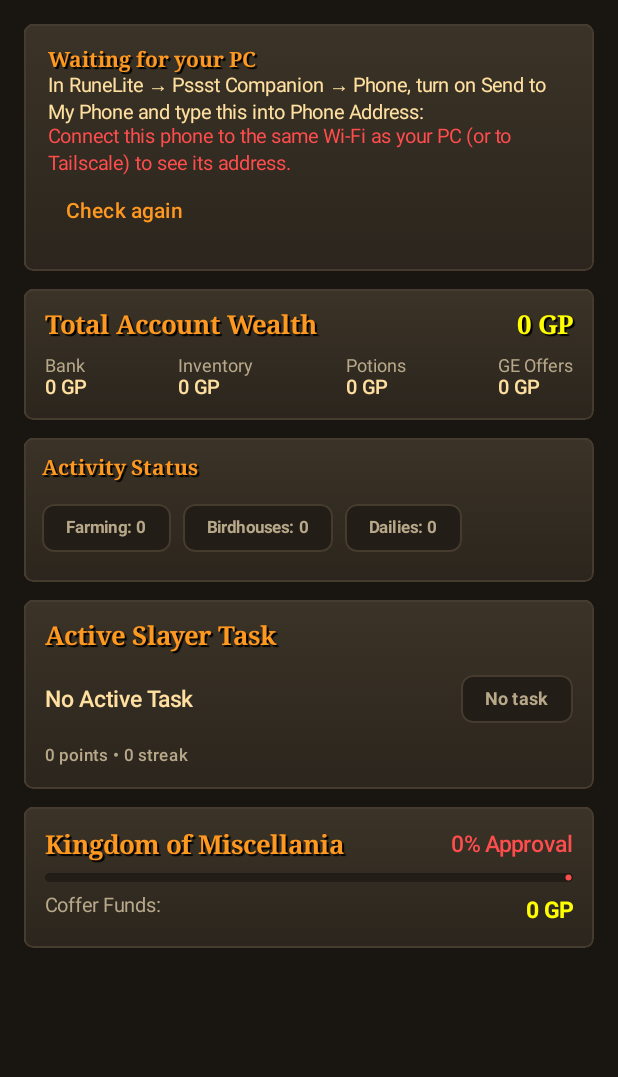
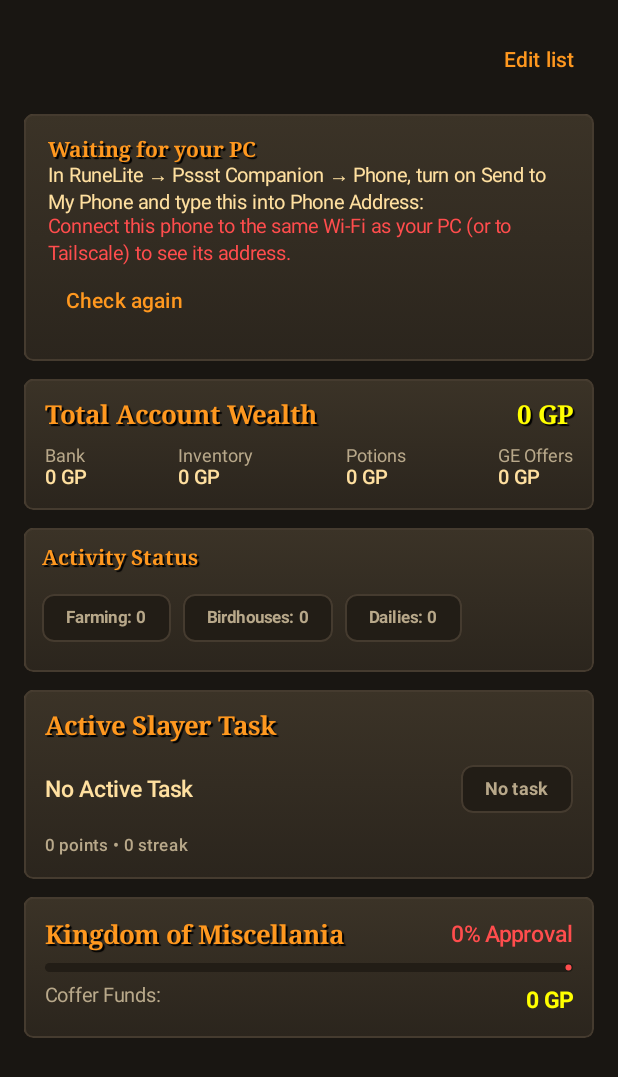
Before and after one commit to Pizzarar/Pssst---OSRS-Companion-App--Android, an Android app built with Jetpack Compose: the composable OverviewScreen shown on its own in the app's theme, on a phone screen of 412 x 824 dp. Shown: the top 1077 px of the screen. Run offline under Robolectric (Android 15) with nearby library versions, the phone set to English and light mode, and no system bars; 5 statements that could not run were skipped.

Commit message:
feat: editable lists - reorder, hide and restore rows on Dailies, Birdhouses, Patches and Overview
Also fixes a teardown race in MainViewModelFlowTest (closing Room while a flow was opening it hung the suite).

Co-Authored-By: Claude Opus 5.5 <noreply@anthropic.com>

```diff
--- /dev/null
+++ b/app/src/main/java/com/pssst/data/local/ListLayouts.kt
@@ -0,0 +1,41 @@
+package com.pssst.data.local
+
+import android.content.Context
+import com.google.gson.Gson
+import com.pssst.util.ListLayout
+import kotlinx.coroutines.flow.MutableStateFlow
+import kotlinx.coroutines.flow.StateFlow
+
+/** Keeps each list's arrangement (order, hidden rows) on the phone. Small JSON per list in SharedPreferences. */
+object ListLayouts {
+    private const val FILE = "pssst_list_layouts"
+    private val gson = Gson()
+    private val flows = mutableMapOf<String, MutableStateFlow<ListLayout>>()
+
+    private data class Stored(val order: List<String>? = null, val hidden: List<String>? = null)
+
+    @Synchronized
+    fun flow(context: Context, listId: String): StateFlow<ListLayout> =
+        flows.getOrPut(listId) { MutableStateFlow(read(context, listId)) }
+
+    @Synchronized
+    fun update(context: Context, listId: String, change: (ListLayout) -> ListLayout) {
+        val state = flows.getOrPut(listId) { MutableStateFlow(read(context, listId)) }
+        val next = change(state.value)
+        state.value = next
+        context.applicationContext.getSharedPreferences(FILE, Context.MODE_PRIVATE).edit()
+            .putString(listId, gson.toJson(Stored(next.order, next.hidden.toList())))
+            .apply()
+    }
+
+    private fun read(context: Context, listId: String): ListLayout {
+        val json = context.applicationContext.getSharedPreferences(FILE, Context.MODE_PRIVATE).getString(listId, null)
+            ?: return ListLayout()
+        return try {
+            val stored = gson.fromJson(json, Stored::class.java)
+            ListLayout(stored?.order.orEmpty(), stored?.hidden.orEmpty().toSet())
+        } catch (e: Exception) {
+            ListLayout()
+        }
+    }
+}
--- /dev/null
+++ b/app/src/main/java/com/pssst/ui/main/EditableList.kt
@@ -0,0 +1,144 @@
+package com.pssst.ui.main
+
+import androidx.compose.foundation.layout.Arrangement
+import androidx.compose.foundation.layout.Box
+import androidx.compose.foundation.layout.Column
+import androidx.compose.foundation.layout.Row
+import androidx.compose.foundation.layout.Spacer
+import androidx.compose.foundation.layout.fillMaxSize
+import androidx.compose.foundation.layout.fillMaxWidth
+import androidx.compose.foundation.layout.padding
+import androidx.compose.foundation.lazy.LazyColumn
+import androidx.compose.foundation.lazy.LazyListScope
+import androidx.compose.foundation.lazy.items
+import androidx.compose.material3.MaterialTheme
+import androidx.compose.material3.Text
+import androidx.compose.material3.TextButton
+import androidx.compose.runtime.Composable
+import androidx.compose.runtime.collectAsState
+import androidx.compose.runtime.getValue
+import androidx.compose.runtime.mutableStateOf
+import androidx.compose.runtime.saveable.rememberSaveable
+import androidx.compose.runtime.setValue
+import androidx.compose.ui.Alignment
+import androidx.compose.ui.Modifier
+import androidx.compose.ui.platform.LocalContext
+import androidx.compose.ui.text.font.FontWeight
+import androidx.compose.ui.unit.Dp
+import androidx.compose.ui.unit.dp
+import com.pssst.data.local.ListLayouts
+import com.pssst.theme.OsrsGold
+import com.pssst.theme.OsrsTextMuted
+import com.pssst.theme.OsrsTextPrimary
+import com.pssst.theme.osrsPanel
+import com.pssst.util.ListLayout
+
+/**
+ * A list the player can rearrange: Edit shows up/down and Hide on every row, hidden rows are listed under "Hidden" with
+ * Show, and Reset goes back to the default order. The arrangement is saved per [listId] on the phone.
+ */
+@Composable
+fun <T> EditableList(
+    listId: String,
+    items: List<T>,
+    key: (T) -> String,
+    label: (T) -> String,
+    modifier: Modifier = Modifier,
+    spacing: Dp = 8.dp,
+    header: (LazyListScope.() -> Unit)? = null,
+    itemContent: @Composable (T) -> Unit
+) {
+    val context = LocalContext.current
+    val layout by ListLayouts.flow(context, listId).collectAsState()
+    val arranged = ListLayout.arrange(items, key, layout)
+    var editing by rememberSaveable(listId) { mutableStateOf(false) }
+    val visibleKeys = arranged.visible.map(key)
+
+    LazyColumn(
+        modifier = modifier.fillMaxSize(),
+        verticalArrangement = Arrangement.spacedBy(spacing)
+    ) {
+        header?.invoke(this)
+        item(key = "__edit_bar") {
+            Row(modifier = Modifier.fillMaxWidth(), verticalAlignment = Alignment.CenterVertically) {
+                if (!editing && arranged.hidden.isNotEmpty()) {
+                    Text(
+                        text = "${arranged.hidden.size} hidden",
+                        style = MaterialTheme.typography.labelSmall,
+                        color = OsrsTextMuted
+                    )
+                }
+                Spacer(modifier = Modifier.weight(1f))
+                if (editing) {
+                    TextButton(onClick = { ListLayouts.update(context, listId) { ListLayout() } }) {
+                        Text("Reset", color = OsrsTextMuted)
+                    }
+                }
+                TextButton(onClick = { editing = !editing }) {
+                    Text(if (editing) "Done" else "Edit list", color = OsrsGold, fontWeight = FontWeight.SemiBold)
+                }
+            }
+        }
+        items(arranged.visible, key = { "v_" + key(it) }) { entry ->
+            if (!editing) {
+                itemContent(entry)
+            } else {
+                val k = key(entry)
+                val index = visibleKeys.indexOf(k)
+                Row(verticalAlignment = Alignment.CenterVertically) {
+                    Box(modifier = Modifier.weight(1f)) { itemContent(entry) }
+                    Column(horizontalAlignment = Alignment.CenterHorizontally) {
+                        TextButton(
+                            enabled = index > 0,
+                            onClick = { ListLayouts.update(context, listId) { it.move(k, -1, visibleKeys) } }
+                        ) { Text("▲", color = if (index > 0) OsrsGold else OsrsTextMuted) }
+                        TextButton(
+                            enabled = index < visibleKeys.size - 1,
+                            onClick = { ListLayouts.update(context, listId) { it.move(k, 1, visibleKeys) } }
+                        ) { Text("▼", color = if (index < visibleKeys.size - 1) OsrsGold else OsrsTextMuted) }
+                        TextButton(onClick = { ListLayouts.update(context, listId) { it.hide(k) } }) {
+                            Text("Hide", color = OsrsTextMuted)
+                        }
+                    }
+                }
+            }
+        }
+        if (editing && arranged.hidden.isNotEmpty()) {
+            item(key = "__hidden_title") {
+                Text(
+                    text = "Hidden",
+                    style = MaterialTheme.typography.titleSmall,
+                    fontWeight = FontWeight.SemiBold,
+                    color = OsrsGold,
+                    modifier = Modifier.padding(top = 8.dp)
+                )
+            }
+            items(arranged.hidden, key = { "h_" + key(it) }) { entry ->
+                Row(
+                    modifier = Modifier
+                        .fillMaxWidth()
+                        .osrsPanel()
+                        .padding(horizontal = 12.dp, vertical = 4.dp),
+                    verticalAlignment = Alignment.CenterVertically
+                ) {
+                    Text(
+                        text = label(entry),
+                        style = MaterialTheme.typography.bodyMedium,
+                        color = OsrsTextPrimary,
+                        modifier = Modifier.weight(1f)
+                    )
+                    TextButton(onClick = { ListLayouts.update(context, listId) { it.show(key(entry)) } }) {
+                        Text("Show", color = OsrsGold)
+                    }
+                }
+            }
+        }
+        if (arranged.visible.isEmpty() && !editing) {
+            item(key = "__all_hidden") {
+                Box(modifier = Modifier.fillMaxWidth().padding(24.dp), contentAlignment = Alignment.Center) {
+                    Text("Everything here is hidden. Tap Edit list to show rows again.", color = OsrsTextMuted)
+                }
+            }
+        }
+    }
+}
--- a/app/src/main/java/com/pssst/ui/main/OverviewScreen.kt
+++ b/app/src/main/java/com/pssst/ui/main/OverviewScreen.kt
@@ -33,6 +33,15 @@ import com.pssst.theme.OsrsTextPrimary
 import com.pssst.theme.OsrsYellow
 import com.pssst.theme.osrsPanel
 
+/** The Overview tab's cards, in their default order. */
+enum class OverviewCard(val title: String) {
+    PHONE("Phone address"),
+    WEALTH("Total account wealth"),
+    STATUS("Ready now"),
+    SLAYER("Slayer task"),
+    MISCELLANIA("Kingdom of Miscellania")
+}
+
 @Composable
 fun OverviewScreen(
     state: MainDashboardUiState,
@@ -46,25 +55,20 @@ fun OverviewScreen(
     val activeGeCount = state.geOffers.count { !it.isEmpty }
     val completeGeCount = state.geOffers.count { it.isComplete }
 
-    LazyColumn(
-        modifier = modifier
-            .fillMaxSize()
-            .padding(16.dp),
-        verticalArrangement = Arrangement.spacedBy(12.dp)
-    ) {
-        // 0. Phone mode: the address RuneLite needs, always in view (it changes if the router hands out a new one)
-        item {
-            PhoneAddressCard(state)
-        }
-
-        // 1. Total Net Wealth Card
-        item {
-            TotalWealthCard(state)
-        }
-
-        // 2. Active Run Status Chips
-        item {
-            QuickActionsBanner(
+    // The player can reorder and hide these cards (Edit list)
+    EditableList(
+        listId = "overview",
+        items = OverviewCard.entries.toList(),
+        key = { it.name },
+        label = { it.title },
+        modifier = modifier.padding(16.dp),
+        spacing = 12.dp
+    ) { card ->
+        when (card) {
+            // The address RuneLite needs (it changes if the router hands out a new one)
+            OverviewCard.PHONE -> PhoneAddressCard(state)
+            OverviewCard.WEALTH -> TotalWealthCard(state)
+            OverviewCard.STATUS -> QuickActionsBanner(
                 readyDailies = readyDailiesCount,
                 readyBirdhouses = readyBirdhousesCount,
                 readyFarming = readyFarmingCount,
@@ -72,16 +76,8 @@ fun OverviewScreen(
                 completeGe = completeGeCount,
                 onNavigateToTab = onNavigateToTab
             )
-        }
-
-        // 3. Slayer Task Card (moved out of Timers to free up vertical space)
-        item {
-            SlayerTaskCard(state.slayer)
-        }
-
-        // 4. Kingdom of Miscellania Card (moved out of Timers)
-        item {
-            MiscellaniaCard(state.miscellania)
+            OverviewCard.SLAYER -> SlayerTaskCard(state.slayer)
+            OverviewCard.MISCELLANIA -> MiscellaniaCard(state.miscellania)
         }
     }
 }
--- /dev/null
+++ b/app/src/main/java/com/pssst/util/ListLayout.kt
@@ -0,0 +1,39 @@
+package com.pssst.util
+
+/**
+ * How the player arranged one list: their own order (keys first in this order; anything new keeps its default place
+ * after them) and the rows they hid. Pure, so it is unit-tested; [com.pssst.data.local.ListLayouts] stores it.
+ */
+data class ListLayout(
+    val order: List<String> = emptyList(),
+    val hidden: Set<String> = emptySet()
+) {
+    data class Arranged<T>(val visible: List<T>, val hidden: List<T>)
+
+    /** Moves [key] one place up (delta -1) or down (+1) among the rows currently shown. */
+    fun move(key: String, delta: Int, visibleKeys: List<String>): ListLayout {
+        val list = visibleKeys.toMutableList()
+        val from = list.indexOf(key)
+        val to = from + delta
+        if (from < 0 || to !in list.indices) return this
+        list.removeAt(from)
+        list.add(to, key)
+        // Hidden rows keep their place in the saved order, after the shown ones
+        return copy(order = list + order.filter { it !in list })
+    }
+
+    fun hide(key: String) = copy(hidden = hidden + key)
+
+    fun show(key: String) = copy(hidden = hidden - key)
+
+    companion object {
+        fun <T> arrange(items: List<T>, key: (T) -> String, layout: ListLayout): Arranged<T> {
+            val byKey = items.associateBy(key)
+            val ordered = layout.order.mapNotNull { byKey[it] } + items.filter { key(it) !in layout.order }
+            return Arranged(
+                visible = ordered.filter { key(it) !in layout.hidden },
+                hidden = ordered.filter { key(it) in layout.hidden }
+            )
+        }
+    }
+}
```
Also changed, not shown: app/src/main/java/com/pssst/ui/main/TimersScreen.kt (+19 -18 lines), 3 other files.
